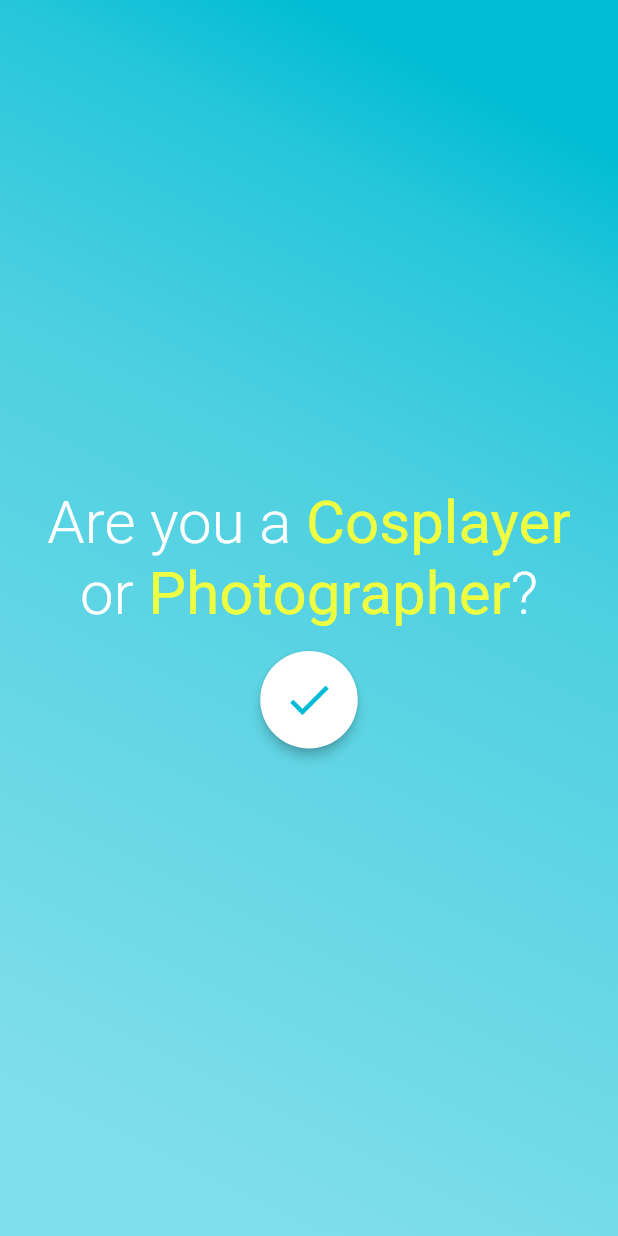
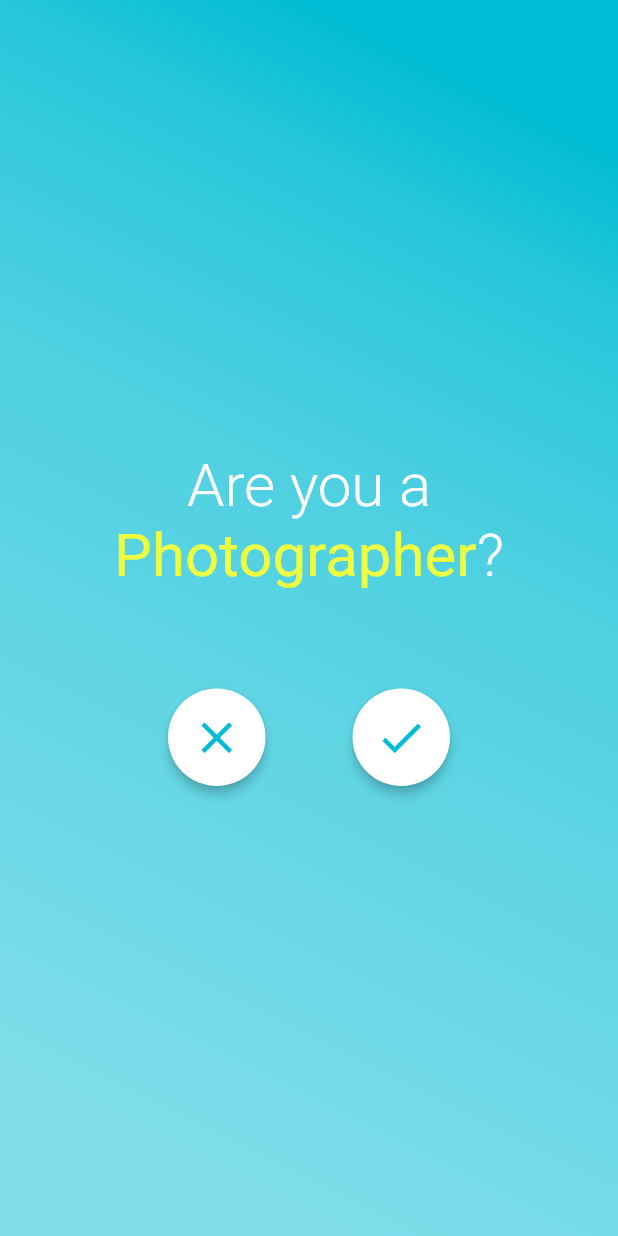
Before and after one commit to JohnPhamDeveloper/Convention_app, a Flutter app: the QuestionScreen screen opened by its route, after a tap on the "check" icon, on a phone screen of 412 x 824 dp. Run offline on Flutter 3.47's test engine with Material 2 defaults, Android fonts, the phone set to English and light mode, and no system bars.

Commit message:
Added question logic

```diff
--- a/lib/main.dart
+++ b/lib/main.dart
@@ -12,7 +12,13 @@ class MyApp extends StatelessWidget {
       title: 'Flutter Demo',
       theme: ThemeData(
         primarySwatch: Colors.cyan,
+        primaryColor: Colors.cyan,
         accentColor: Colors.limeAccent[200],
+        textTheme: TextTheme(
+          headline: TextStyle(fontSize: 72.0, fontWeight: FontWeight.bold),
+          title: TextStyle(fontSize: 36.0, fontStyle: FontStyle.italic),
+          body1: TextStyle(fontSize: 14.0),
+        ),
       ),
       initialRoute: '/',
       routes: {
--- a/lib/screens/question_screen.dart
+++ b/lib/screens/question_screen.dart
@@ -8,8 +8,59 @@ class QuestionScreen extends StatefulWidget {
 }
 
 class _QuestionScreenState extends State<QuestionScreen> {
+  int currentQuestionIndex = 0;
+  List<List<TextSpan>> questions = new List<List<TextSpan>>();
+
+  @override
+  void initState() {
+    super.initState();
+  }
+
+  void initQuestions(context) {
+    questions.clear();
+    final q1 = <TextSpan>[
+      TextSpan(text: 'Are you a '),
+      TextSpan(
+        text: 'Cosplayer',
+        style: kTextStyleImportant(context),
+      ),
+      TextSpan(
+        text: '?',
+      ),
+    ];
+    questions.add(q1);
+    final q2 = <TextSpan>[
+      TextSpan(text: 'Are you a '),
+      TextSpan(
+        text: 'Photographer',
+        style: kTextStyleImportant(context),
+      ),
+      TextSpan(
+        text: '?',
+      ),
+    ];
+    questions.add(q2);
+  }
+
+  List<TextSpan> getQuestion(int index) {
+    if (questions.isEmpty || index >= questions.length) {
+      return questions[questions.length - 1];
+    } else {
+      return questions[index];
+    }
+  }
+
+  void incrementQuestionIndex() {
+    setState(() {
+      if (currentQuestionIndex < questions.length) {
+        currentQuestionIndex++;
+      }
+    });
+  }
+
   @override
   Widget build(BuildContext context) {
+    initQuestions(context);
     return Scaffold(
       body: SafeArea(
         child: Container(
@@ -32,13 +83,34 @@ class _QuestionScreenState extends State<QuestionScreen> {
             crossAxisAlignment: CrossAxisAlignment.center,
             children: <Widget>[
               Padding(
-                padding: const EdgeInsets.only(left: 20.0, right: 20.0),
-                child: Container(child: QuestionDisplay()),
+                padding: const EdgeInsets.only(left: 22.0, right: 22.0),
+                child: Container(
+                  child: RichText(
+                    textAlign: TextAlign.center,
+                    text: TextSpan(
+                      style: TextStyle(
+                        fontSize: 40.0,
+                        fontWeight: FontWeight.w300,
+                        color: Colors.white,
+                      ),
+                      children: getQuestion(currentQuestionIndex),
+                    ),
+                  ),
+                ),
               ),
-              SizedBox(height: kBoxGap),
+              SizedBox(height: kBoxGap + 50.0),
               Row(
                 mainAxisAlignment: MainAxisAlignment.center,
-                children: <Widget>[RoundButton(icon: Icons.check)],
+                children: <Widget>[
+                  RoundButton(icon: Icons.clear),
+                  SizedBox(width: kBoxGap + 20.0),
+                  RoundButton(
+                    icon: Icons.check,
+                    onTap: () {
+                      incrementQuestionIndex();
+                    },
+                  ),
+                ],
               ),
             ],
           ),
@@ -47,34 +119,3 @@ class _QuestionScreenState extends State<QuestionScreen> {
     );
   }
 }
-
-class QuestionDisplay extends StatelessWidget {
-  // Store how many cosplayers and photographers went on site
-
-  @override
-  Widget build(BuildContext context) {
-    return RichText(
-      textAlign: TextAlign.center,
-      text: TextSpan(
-        style: TextStyle(
-          fontSize: 40.0,
-          fontWeight: FontWeight.w300,
-          color: Colors.white,
-        ),
-        children: <TextSpan>[
-          TextSpan(text: 'Are you a '),
-          TextSpan(
-            text: 'Cosplayer ',
-            style: kTextStyleImportant(context),
-          ),
-          TextSpan(text: 'or '),
-          TextSpan(
-            text: 'Photographer',
-            style: kTextStyleImportant(context),
-          ),
-          TextSpan(text: '?')
-        ],
-      ),
-    );
-  }
-}
--- a/lib/widgets/LoginForm.dart
+++ b/lib/widgets/LoginForm.dart
@@ -64,6 +64,7 @@ class _LoginFormState extends State<LoginForm> {
               Row(
                 children: <Widget>[
                   Switch(
+                    activeColor: Theme.of(context).primaryColor,
                     value: _bRememberMe,
                     onChanged: (value) {
                       setState(() {
--- a/lib/widgets/RoundButton.dart
+++ b/lib/widgets/RoundButton.dart
@@ -2,13 +2,16 @@ import 'package:flutter/material.dart';
 
 class RoundButton extends StatelessWidget {
   final icon;
+  final onTap;
 
-  RoundButton({@required this.icon});
+  RoundButton({@required this.icon, this.onTap});
 
   @override
   Widget build(BuildContext context) {
     return RawMaterialButton(
-      onPressed: () {},
+      onPressed: () {
+        onTap();
+      },
       child: new Icon(
         icon,
         color: Theme.of(context).primaryColor,
--- a/pubspec.yaml
+++ b/pubspec.yaml
@@ -27,6 +27,7 @@ dependencies:
 dev_dependencies:
   flutter_test:
     sdk: flutter
+  animated_text_kit: ^1.3.1
 
 
 # For information on the generic Dart part of this file, see the
```
Also changed, not shown: pubspec.lock.
